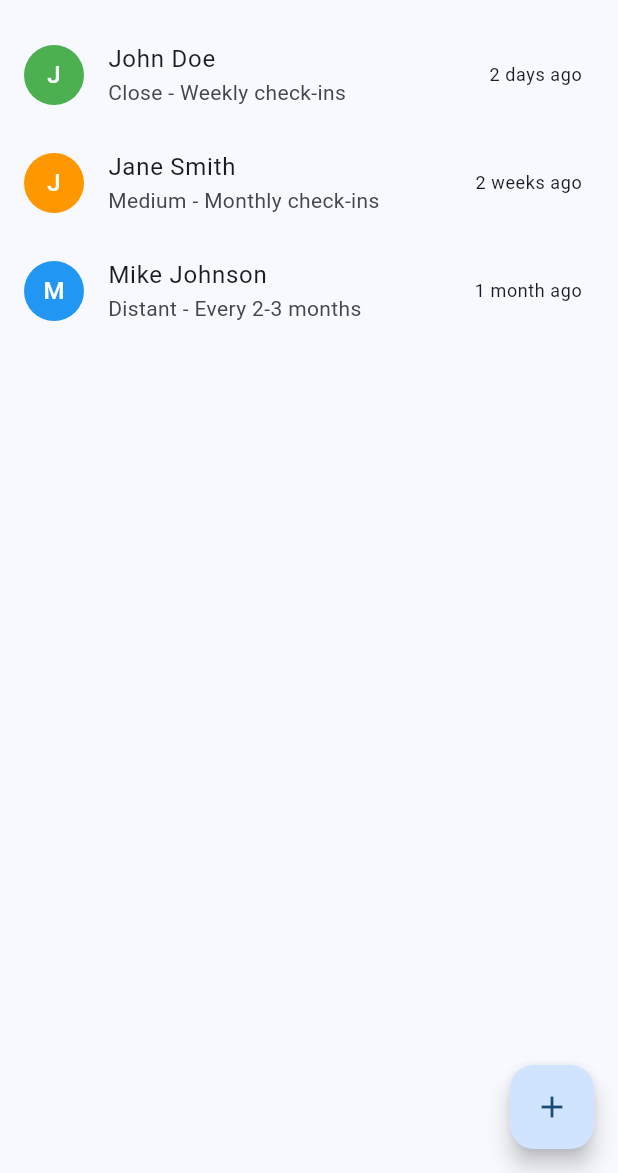
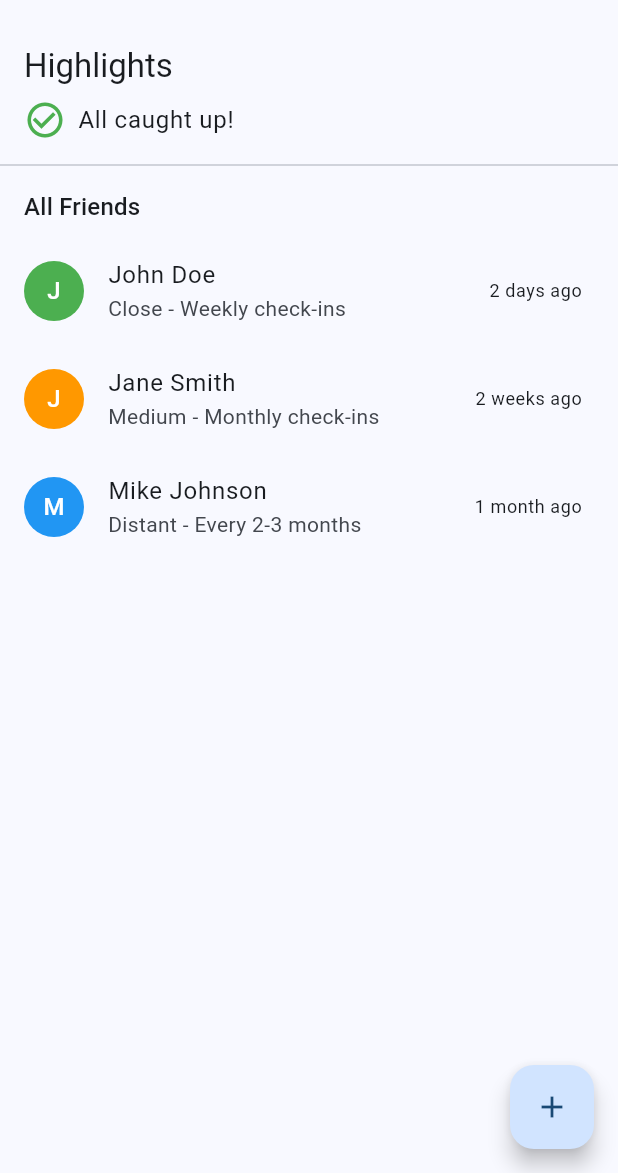
Before and after one commit to varununayak/keepintouch, a Flutter app: the screen it shows after launch, on a phone screen of 412 x 824 dp, the part 63-1236 px from its top. Run offline on Flutter 3.47's test engine with Material 3 defaults, Android fonts, the phone set to English and light mode, and no system bars.

Commit message:
Refactor: Merge dashboard and friends list into unified HomeScreen, remove FriendsListScreen, update README for seamless UX

```diff
--- a/lib/main.dart
+++ b/lib/main.dart
@@ -1,6 +1,6 @@
 import 'package:flutter/material.dart';
 import 'models/friend.dart';
-import 'screens/friends_list_screen.dart';
+import 'screens/add_edit_friend_screen.dart';
 
 void main() {
   runApp(const MyApp());
@@ -9,7 +9,6 @@
 class MyApp extends StatelessWidget {
   const MyApp({super.key});
 
-  // This widget is the root of your application.
   @override
   Widget build(BuildContext context) {
     return MaterialApp(
@@ -28,93 +27,267 @@
         ),
         useMaterial3: true,
       ),
-      home: const FriendsListScreen(),
+      home: const HomeScreen(),
     );
   }
 }
 
-class MyHomePage extends StatefulWidget {
-  const MyHomePage({super.key, required this.title});
-
-  // This widget is the home page of your application. It is stateful, meaning
-  // that it has a State object (defined below) that contains fields that affect
-  // how it looks.
-
-  // This class is the configuration for the state. It holds the values (in this
-  // case the title) provided by the parent (in this case the App widget) and
-  // used by the build method of the State. Fields in a Widget subclass are
-  // always marked "final".
-
-  final String title;
+class HomeScreen extends StatefulWidget {
+  const HomeScreen({super.key});
 
   @override
-  State<MyHomePage> createState() => _MyHomePageState();
+  State<HomeScreen> createState() => _HomeScreenState();
 }
 
-class _MyHomePageState extends State<MyHomePage> {
-  int _counter = 0;
+class _HomeScreenState extends State<HomeScreen> {
+  // Temporary list for development - will be replaced with proper state management
+  final List<Friend> _friends = [
+    Friend(
+      id: '1',
+      name: 'John Doe',
+      closenessTier: ClosenessTier.close,
+      notes: 'College roommate',
+      lastContacted: DateTime.now().subtract(const Duration(days: 2)),
+    ),
+    Friend(
+      id: '2',
+      name: 'Jane Smith',
+      closenessTier: ClosenessTier.medium,
+      notes: 'Work colleague',
+      lastContacted: DateTime.now().subtract(const Duration(days: 15)),
+    ),
+    Friend(
+      id: '3',
+      name: 'Mike Johnson',
+      closenessTier: ClosenessTier.distant,
+      notes: 'High school friend',
+      lastContacted: DateTime.now().subtract(const Duration(days: 45)),
+    ),
+  ];
 
-  void _incrementCounter() {
+  List<Friend> _getSuggestedContacts() {
+    final now = DateTime.now();
+    return _friends.where((friend) {
+      if (friend.lastContacted == null) return true;
+      final daysSinceLastContact = now.difference(friend.lastContacted!).inDays;
+      switch (friend.closenessTier) {
+        case ClosenessTier.close:
+          return daysSinceLastContact >= 7;
+        case ClosenessTier.medium:
+          return daysSinceLastContact >= 30;
+        case ClosenessTier.distant:
+          return daysSinceLastContact >= 60;
+      }
+    }).toList()
+      ..sort((a, b) {
+        final tierComparison = a.closenessTier.index.compareTo(b.closenessTier.index);
+        if (tierComparison != 0) return tierComparison;
+        if (a.lastContacted == null && b.lastContacted == null) return 0;
+        if (a.lastContacted == null) return -1;
+        if (b.lastContacted == null) return 1;
+        return a.lastContacted!.compareTo(b.lastContacted!);
+      });
+  }
+
+  Color _getTierColor(ClosenessTier tier) {
+    switch (tier) {
+      case ClosenessTier.close:
+        return Colors.green;
+      case ClosenessTier.medium:
+        return Colors.orange;
+      case ClosenessTier.distant:
+        return Colors.blue;
+    }
+  }
+
+  String _getTierLabel(ClosenessTier tier) {
+    switch (tier) {
+      case ClosenessTier.close:
+        return 'Close - Weekly check-ins';
+      case ClosenessTier.medium:
+        return 'Medium - Monthly check-ins';
+      case ClosenessTier.distant:
+        return 'Distant - Every 2-3 months';
+    }
+  }
+
+  String _formatDaysAgo(int days) {
+    if (days == 0) return 'today';
+    if (days == 1) return 'yesterday';
+    if (days < 7) return '$days days ago';
+    if (days < 30) {
+      final weeks = (days / 7).floor();
+      return '$weeks ${weeks == 1 ? 'week' : 'weeks'} ago';
+    }
+    final months = (days / 30).floor();
+    return '$months ${months == 1 ? 'month' : 'months'} ago';
+  }
+
+  Color _getUrgencyColor(int daysSinceLastContact, ClosenessTier tier) {
+    final threshold = switch (tier) {
+      ClosenessTier.close => 7,
+      ClosenessTier.medium => 30,
+      ClosenessTier.distant => 60,
+    };
+    if (daysSinceLastContact >= threshold * 2) {
+      return Colors.red;
+    } else if (daysSinceLastContact >= threshold) {
+      return Colors.orange;
+    }
+    return Colors.green;
+  }
+
+  Future<void> _addFriend() async {
+    final newFriend = await Navigator.of(context).push<Friend>(
+      MaterialPageRoute(
+        builder: (context) => const AddEditFriendScreen(),
+      ),
+    );
+    if (newFriend != null) {
       setState(() {
-      // This call to setState tells the Flutter framework that something has
-      // changed in this State, which causes it to rerun the build method below
-      // so that the display can reflect the updated values. If we changed
-      // _counter without calling setState(), then the build method would not be
-      // called again, and so nothing would appear to happen.
-      _counter++;
+        _friends.add(newFriend);
       });
+    }
+  }
+
+  Future<void> _editFriend(Friend friend) async {
+    final result = await Navigator.of(context).push(
+      MaterialPageRoute(
+        builder: (context) => AddEditFriendScreen(friend: friend),
+      ),
+    );
+    if (result is Friend) {
+      setState(() {
+        final idx = _friends.indexWhere((f) => f.id == result.id);
+        if (idx != -1) {
+          _friends[idx] = result;
+        }
+      });
+    } else if (result is Map && result['delete'] == true && result['id'] != null) {
+      setState(() {
+        _friends.removeWhere((f) => f.id == result['id']);
+      });
+    }
   }
 
   @override
   Widget build(BuildContext context) {
-    // This method is rerun every time setState is called, for instance as done
-    // by the _incrementCounter method above.
-    //
-    // The Flutter framework has been optimized to make rerunning build methods
-    // fast, so that you can just rebuild anything that needs updating rather
-    // than having to individually change instances of widgets.
+    final suggestedContacts = _getSuggestedContacts();
     return Scaffold(
       appBar: AppBar(
-        // TRY THIS: Try changing the color here to a specific color (to
-        // Colors.amber, perhaps?) and trigger a hot reload to see the AppBar
-        // change color while the other colors stay the same.
-        backgroundColor: Theme.of(context).colorScheme.inversePrimary,
-        // Here we take the value from the MyHomePage object that was created by
-        // the App.build method, and use it to set our appbar title.
-        title: Text(widget.title),
+        title: const Text('Circles'),
+        actions: [
+          IconButton(
+            icon: const Icon(Icons.settings),
+            onPressed: () {
+              // TODO: Implement settings
+            },
           ),
-      body: Center(
-        // Center is a layout widget. It takes a single child and positions it
-        // in the middle of the parent.
+        ],
+      ),
+      body: ListView(
+        padding: EdgeInsets.zero,
+        children: [
+          // Dashboard Highlights Section
+          Padding(
+            padding: const EdgeInsets.fromLTRB(16, 16, 16, 8),
             child: Column(
-          // Column is also a layout widget. It takes a list of children and
-          // arranges them vertically. By default, it sizes itself to fit its
-          // children horizontally, and tries to be as tall as its parent.
-          //
-          // Column has various properties to control how it sizes itself and
-          // how it positions its children. Here we use mainAxisAlignment to
-          // center the children vertically; the main axis here is the vertical
-          // axis because Columns are vertical (the cross axis would be
-          // horizontal).
-          //
-          // TRY THIS: Invoke "debug painting" (choose the "Toggle Debug Paint"
-          // action in the IDE, or press "p" in the console), to see the
-          // wireframe for each widget.
-          mainAxisAlignment: MainAxisAlignment.center,
-          children: <Widget>[
-            const Text('You have pushed the button this many times:'),
+              crossAxisAlignment: CrossAxisAlignment.start,
+              children: [
+                Text('Highlights', style: Theme.of(context).textTheme.titleLarge),
+                const SizedBox(height: 8),
+                if (suggestedContacts.isEmpty)
+                  Row(
+                    children: [
+                      const Icon(Icons.check_circle_outline, color: Colors.green, size: 28),
+                      const SizedBox(width: 8),
+                      Text('All caught up!', style: Theme.of(context).textTheme.bodyLarge),
+                    ],
+                  )
+                else
+                  ...suggestedContacts.take(3).map((friend) {
+                    final daysSinceLastContact = friend.lastContacted != null
+                        ? DateTime.now().difference(friend.lastContacted!).inDays
+                        : null;
+                    return Card(
+                      margin: const EdgeInsets.symmetric(vertical: 4),
+                      child: ListTile(
+                        leading: CircleAvatar(
+                          backgroundColor: _getTierColor(friend.closenessTier),
+                          child: Text(friend.name[0].toUpperCase(), style: const TextStyle(color: Colors.white)),
+                        ),
+                        title: Text(friend.name),
+                        subtitle: Column(
+                          crossAxisAlignment: CrossAxisAlignment.start,
+                          children: [
+                            Text(_getTierLabel(friend.closenessTier)),
+                            if (daysSinceLastContact != null)
                               Text(
-              '$_counter',
-              style: Theme.of(context).textTheme.headlineMedium,
+                                'Last contacted ${_formatDaysAgo(daysSinceLastContact)}',
+                                style: Theme.of(context).textTheme.bodySmall?.copyWith(
+                                      color: _getUrgencyColor(daysSinceLastContact, friend.closenessTier),
+                                    ),
+                              ),
+                          ],
+                        ),
+                        trailing: IconButton(
+                          icon: const Icon(Icons.message),
+                          onPressed: () {
+                            // TODO: Implement quick contact action
+                          },
+                        ),
+                        onTap: () => _editFriend(friend),
+                      ),
+                    );
+                  }),
+                if (suggestedContacts.length > 3)
+                  Padding(
+                    padding: const EdgeInsets.only(top: 4),
+                    child: Text('+${suggestedContacts.length - 3} more suggestions', style: Theme.of(context).textTheme.bodySmall),
                   ),
               ],
             ),
           ),
+          const Divider(),
+          // Friends List Section
+          Padding(
+            padding: const EdgeInsets.fromLTRB(16, 8, 16, 8),
+            child: Text('All Friends', style: Theme.of(context).textTheme.titleMedium),
+          ),
+          if (_friends.isEmpty)
+            Center(
+              child: Column(
+                mainAxisAlignment: MainAxisAlignment.center,
+                children: [
+                  const Icon(Icons.people_outline, size: 64, color: Colors.grey),
+                  const SizedBox(height: 16),
+                  Text('No friends added yet', style: Theme.of(context).textTheme.titleLarge),
+                  const SizedBox(height: 8),
+                  Text('Tap the + button to add your first friend', style: Theme.of(context).textTheme.bodyMedium?.copyWith(color: Colors.grey)),
+                ],
+              ),
+            )
+          else
+            ..._friends.map((friend) => ListTile(
+                  leading: CircleAvatar(
+                    backgroundColor: _getTierColor(friend.closenessTier),
+                    child: Text(friend.name[0].toUpperCase(), style: const TextStyle(color: Colors.white)),
+                  ),
+                  title: Text(friend.name),
+                  subtitle: Text(_getTierLabel(friend.closenessTier)),
+                  trailing: Text(
+                    friend.lastContacted != null ? _formatDaysAgo(DateTime.now().difference(friend.lastContacted!).inDays) : 'Never',
+                    style: Theme.of(context).textTheme.bodySmall,
+                  ),
+                  onTap: () => _editFriend(friend),
+                )),
+          const SizedBox(height: 80), // For FAB spacing
+        ],
+      ),
       floatingActionButton: FloatingActionButton(
-        onPressed: _incrementCounter,
-        tooltip: 'Increment',
+        onPressed: _addFriend,
         child: const Icon(Icons.add),
-      ), // This trailing comma makes auto-formatting nicer for build methods.
+      ),
     );
   }
 }
--- a/lib/screens/friends_list_screen.dart
+++ /dev/null
@@ -1,177 +0,0 @@
-import 'package:flutter/material.dart';
-import '../models/friend.dart';
-import 'add_edit_friend_screen.dart';
-
-class FriendsListScreen extends StatefulWidget {
-  const FriendsListScreen({super.key});
-
-  @override
-  State<FriendsListScreen> createState() => _FriendsListScreenState();
-}
-
-class _FriendsListScreenState extends State<FriendsListScreen> {
-  // Temporary list for development - will be replaced with proper state management
-  final List<Friend> _friends = [
-    Friend(
-      id: '1',
-      name: 'John Doe',
-      closenessTier: ClosenessTier.close,
-      notes: 'College roommate',
-      lastContacted: DateTime.now().subtract(const Duration(days: 2)),
-    ),
-    Friend(
-      id: '2',
-      name: 'Jane Smith',
-      closenessTier: ClosenessTier.medium,
-      notes: 'Work colleague',
-      lastContacted: DateTime.now().subtract(const Duration(days: 15)),
-    ),
-    Friend(
-      id: '3',
-      name: 'Mike Johnson',
-      closenessTier: ClosenessTier.distant,
-      notes: 'High school friend',
-      lastContacted: DateTime.now().subtract(const Duration(days: 45)),
-    ),
-  ];
-
-  @override
-  Widget build(BuildContext context) {
-    return Scaffold(
-      appBar: AppBar(
-        title: const Text('Circles'),
-        actions: [
-          IconButton(
-            icon: const Icon(Icons.settings),
-            onPressed: () {
-              // TODO: Implement settings
-            },
-          ),
-        ],
-      ),
-      body: _friends.isEmpty
-          ? Center(
-              child: Column(
-                mainAxisAlignment: MainAxisAlignment.center,
-                children: [
-                  const Icon(
-                    Icons.people_outline,
-                    size: 64,
-                    color: Colors.grey,
-                  ),
-                  const SizedBox(height: 16),
-                  Text(
-                    'No friends added yet',
-                    style: Theme.of(context).textTheme.titleLarge,
-                  ),
-                  const SizedBox(height: 8),
-                  Text(
-                    'Tap the + button to add your first friend',
-                    style: Theme.of(context).textTheme.bodyMedium?.copyWith(
-                          color: Colors.grey,
-                        ),
-                  ),
-                ],
-              ),
-            )
-          : ListView.builder(
-              itemCount: _friends.length,
-              itemBuilder: (context, index) {
-                final friend = _friends[index];
-                return ListTile(
-                  leading: CircleAvatar(
-                    backgroundColor: _getTierColor(friend.closenessTier),
-                    child: Text(
-                      friend.name[0].toUpperCase(),
-                      style: const TextStyle(color: Colors.white),
-                    ),
-                  ),
-                  title: Text(friend.name),
-                  subtitle: Text(_getTierLabel(friend.closenessTier)),
-                  trailing: Text(
-                    friend.lastContacted != null
-                        ? _formatLastContacted(friend.lastContacted!)
-                        : 'Never',
-                    style: Theme.of(context).textTheme.bodySmall,
-                  ),
-                  onTap: () async {
-                    final result = await Navigator.of(context).push(
-                      MaterialPageRoute(
-                        builder: (context) => AddEditFriendScreen(friend: friend),
-                      ),
-                    );
-                    if (result is Friend) {
-                      setState(() {
-                        final idx = _friends.indexWhere((f) => f.id == result.id);
-                        if (idx != -1) {
-                          _friends[idx] = result;
-                        }
-                      });
-                    } else if (result is Map && result['delete'] == true && result['id'] != null) {
-                      setState(() {
-                        _friends.removeWhere((f) => f.id == result['id']);
-                      });
-                    }
-                  },
-                );
-              },
-            ),
-      floatingActionButton: FloatingActionButton(
-        onPressed: () async {
-          final newFriend = await Navigator.of(context).push<Friend>(
-            MaterialPageRoute(
-              builder: (context) => const AddEditFriendScreen(),
-            ),
-          );
-          if (newFriend != null) {
-            setState(() {
-              _friends.add(newFriend);
-            });
-          }
-        },
-        child: const Icon(Icons.add),
-      ),
-    );
-  }
-
-  Color _getTierColor(ClosenessTier tier) {
-    switch (tier) {
-      case ClosenessTier.close:
-        return Colors.green;
-      case ClosenessTier.medium:
-        return Colors.orange;
-      case ClosenessTier.distant:
-        return Colors.blue;
-    }
-  }
-
-  String _getTierLabel(ClosenessTier tier) {
-    switch (tier) {
-      case ClosenessTier.close:
-        return 'Close - Weekly check-ins';
-      case ClosenessTier.medium:
-        return 'Medium - Monthly check-ins';
-      case ClosenessTier.distant:
-        return 'Distant - Every 2-3 months';
-    }
-  }
-
-  String _formatLastContacted(DateTime date) {
-    final now = DateTime.now();
-    final difference = now.difference(date);
-
-    if (difference.inDays == 0) {
-      return 'Today';
-    } else if (difference.inDays == 1) {
-      return 'Yesterday';
-    } else if (difference.inDays < 7) {
-      return '${difference.inDays} days ago';
-    } else if (difference.inDays < 30) {
-      final weeks = (difference.inDays / 7).floor();
-      return '$weeks ${weeks == 1 ? 'week' : 'weeks'} ago';
-    } else {
-      final months = (difference.inDays / 30).floor();
-      return '$months ${months == 1 ? 'month' : 'months'} ago';
-    }
-  }
-}
```
Also changed, not shown: lib/screens/dashboard_screen.dart (added, +164 -0 lines), 1 other file. Lines whose indentation alone changed are shown as unchanged.
